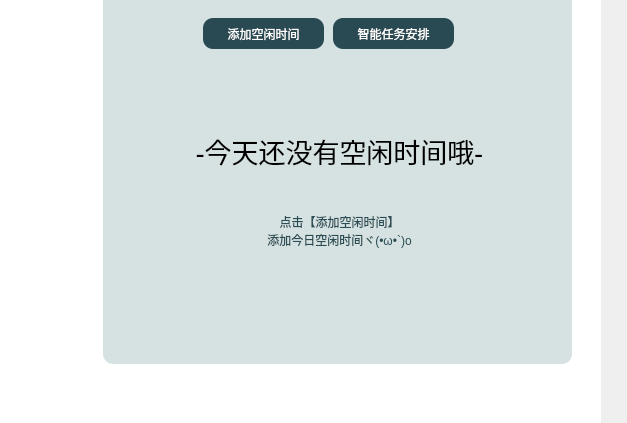
Old version of the form frontend/main_interface.ui in the repository AiDahanwen/BUAA_2024_Python_Project; both pictures show x 650 to 1277 and y 131 to 554 of the 1277 by 919 pixel window.
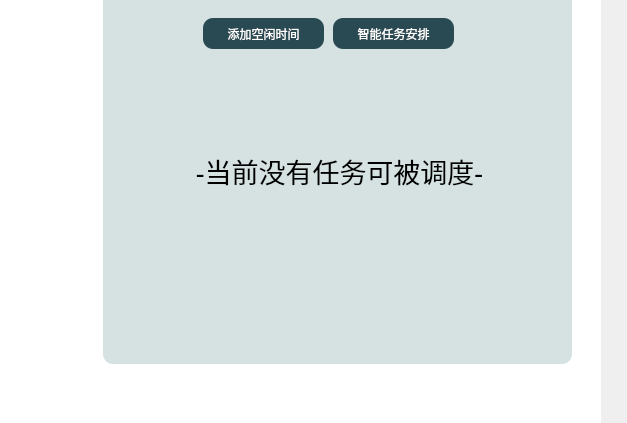
New version of the form. Icons and pictures are not drawn.

Commit message: frontend-add page to schedule-cuzn

What changed in the file:
```diff
--- a/frontend/main_interface.ui
+++ b/frontend/main_interface.ui
@@ -693,7 +693,7 @@
                  <item>
                   <widget class="QStackedWidget" name="stackedWidget_3">
                    <property name="currentIndex">
-                    <number>0</number>
+                    <number>3</number>
                    </property>
                    <widget class="QWidget" name="page_12">
                     <widget class="QLabel" name="label_2">
@@ -809,6 +809,30 @@
                      </item>
                     </layout>
                    </widget>
+                   <widget class="QWidget" name="page_13">
+                    <widget class="QLabel" name="label_27">
+                     <property name="geometry">
+                      <rect>
+                       <x>10</x>
+                       <y>80</y>
+                       <width>451</width>
+                       <height>61</height>
+                      </rect>
+                     </property>
+                     <property name="font">
+                      <font>
+                       <family>微软雅黑</family>
+                       <pointsize>20</pointsize>
+                      </font>
+                     </property>
+                     <property name="text">
+                      <string>-当前没有任务可被调度-</string>
+                     </property>
+                     <property name="alignment">
+                      <set>Qt::AlignCenter</set>
+                     </property>
+                    </widget>
+                   </widget>
                   </widget>
                  </item>
                 </layout>
```
The commit also changes 1 other file.
